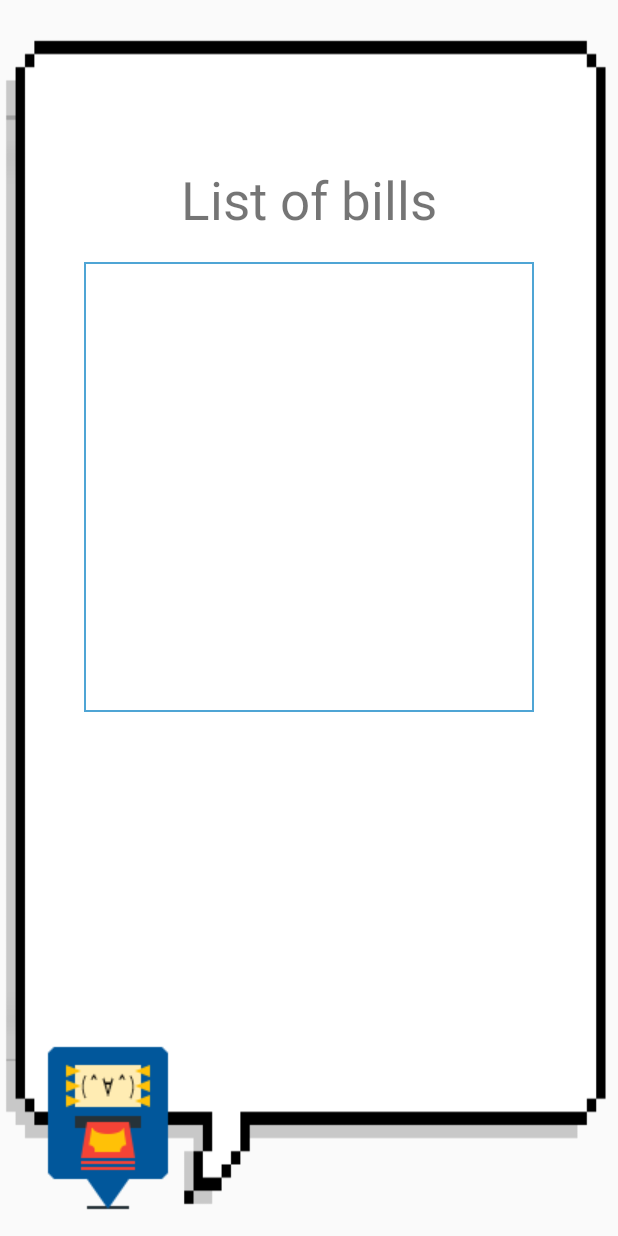
After one commit to rbeat/cashy, an Android app: the ShowBills screen opened directly, with no data from a screen before it, on a phone screen of 412 x 824 dp. The commit adds this screen. Run offline under Robolectric (Android 15) with nearby library versions, the phone set to English and light mode, and no system bars; our stand-ins replace Firebase (no records; nobody signed in at launch, a user with empty details on screens opened directly); 1 statement that could not run was skipped.

Commit message:
Added: Add Bills, Show Bills, BillsAdapter

```diff
--- a/build.gradle
+++ b/build.gradle
@@ -19,6 +19,7 @@ android {
 }
 
 dependencies {
+
     implementation 'com.google.firebase:firebase-database:16.1.0'
     implementation 'com.google.firebase:firebase-auth:16.1.0'
     implementation 'com.google.firebase:firebase-core:16.0.1'
--- a/src/main/AndroidManifest.xml
+++ b/src/main/AndroidManifest.xml
@@ -39,6 +39,7 @@
         <activity
             android:name=".AddBills"
             android:screenOrientation="portrait" />
+        <activity android:name=".ShowBills"></activity>
     </application>
 
 </manifest>
--- a/src/main/java/gq/rbeat/cashy/AddingMoney.java
+++ b/src/main/java/gq/rbeat/cashy/AddingMoney.java
@@ -95,7 +95,9 @@ public class AddingMoney extends AppCompatActivity implements View.OnClickListen
     public void onClick(View v) {
         if (v == add) {
             Double cashToAdd = Double.parseDouble(addSum.getText().toString());
-            Double creditAdd = Double.parseDouble(creditSum.getText().toString());
+            Double creditAdd = current.getCreditBalance();
+            if (creditSum.getText() != null)
+                creditAdd = Double.parseDouble(creditSum.getText().toString());
             addCash(cashToAdd, creditAdd);
         }
     }
--- /dev/null
+++ b/src/main/java/gq/rbeat/cashy/ShowBills.java
@@ -0,0 +1,66 @@
+package gq.rbeat.cashy;
+
+import android.content.Intent;
+import android.speech.tts.TextToSpeech;
+import android.support.annotation.NonNull;
+import android.support.v7.app.AppCompatActivity;
+import android.os.Bundle;
+import android.support.v7.widget.LinearLayoutManager;
+import android.support.v7.widget.RecyclerView;
+import android.view.ViewGroup;
+import android.widget.ImageView;
+import android.widget.ListView;
+import android.widget.TextView;
+import android.widget.Toast;
+
+import com.google.firebase.database.DataSnapshot;
+import com.google.firebase.database.DatabaseError;
+import com.google.firebase.database.DatabaseReference;
+import com.google.firebase.database.FirebaseDatabase;
+import com.google.firebase.database.ValueEventListener;
+
+public class ShowBills extends AppCompatActivity {
+
+    TextView tv;
+    String email;
+    User current;
+    TextToSpeech tts;
+    ImageView imgView;
+    private ListView listView;
+    private BillsAdapter adapter;
+
+    private DatabaseReference mDatabase;
+
+
+    @Override
+    protected void onCreate(Bundle savedInstanceState) {
+        super.onCreate(savedInstanceState);
+        setContentView(R.layout.activity_show_bills);
+        Intent intent = getIntent();
+        email = intent.getStringExtra("email");
+        tv = findViewById(R.id.textBalance);
+
+        mDatabase = FirebaseDatabase.getInstance().getReference().child("Users");
+        mDatabase.addListenerForSingleValueEvent(new ValueEventListener() {
+            @Override
+            public void onDataChange(DataSnapshot dataSnapshot) {
+                current = dataSnapshot.child(email).getValue(User.class);
+                getBills();
+
+            }
+
+            @Override
+            public void onCancelled(DatabaseError databaseError) {
+                Toast.makeText(ShowBills.this, "Error while fetching data", Toast.LENGTH_SHORT).show();
+            }
+        });
+
+    }
+
+    public void getBills() {
+        listView = findViewById(R.id.listBills);
+        adapter = new BillsAdapter(this, current.getToPay());
+        listView.setAdapter(adapter);
+
+    }
+}
--- /dev/null
+++ b/src/main/res/drawable/back.xml
@@ -0,0 +1,5 @@
+<?xml version="1.0" encoding="utf-8"?>
+<shape xmlns:android="http://schemas.android.com/apk/res/android" android:shape="rectangle" >
+    <solid android:color="@android:color/white" />
+    <stroke android:width="1dip" android:color="#4fa5d5"/>
+</shape>
--- /dev/null
+++ b/src/main/res/drawable/divider.xml
@@ -0,0 +1,5 @@
+<?xml version="1.0" encoding="utf-8"?>
+<shape xmlns:android="http://schemas.android.com/apk/res/android" >
+    <size android:height="1dp"/>
+    <solid android:color="#f6f6f6"/>
+</shape>
--- a/src/main/res/layout/activity_add_bills.xml
+++ b/src/main/res/layout/activity_add_bills.xml
@@ -60,7 +60,8 @@
             android:id="@+id/sumBill"
             android:layout_width="wrap_content"
             android:layout_height="wrap_content"
-            android:hint="Sum to pay. (Example: 75.38)" />
+            android:hint="Sum to pay. (Example: 75.38)"
+            android:inputType="numberDecimal" />
 
 
         <TextView
--- a/src/main/res/layout/activity_adding_money.xml
+++ b/src/main/res/layout/activity_adding_money.xml
@@ -56,6 +56,7 @@
             app:layout_constraintTop_toTopOf="parent" />
 
         <EditText
+            android:inputType="numberDecimal"
             android:visibility="visible"
             android:id="@+id/sumAdd"
             android:layout_width="wrap_content"
@@ -77,6 +78,7 @@
             app:layout_constraintTop_toTopOf="parent" />
 
         <EditText
+            android:inputType="numberDecimal"
             android:visibility="visible"
             android:id="@+id/creditAdd"
             android:layout_width="wrap_content"
--- /dev/null
+++ b/src/main/res/layout/activity_show_bills.xml
@@ -0,0 +1,69 @@
+<?xml version="1.0" encoding="utf-8"?>
+<android.support.constraint.ConstraintLayout xmlns:android="http://schemas.android.com/apk/res/android"
+    xmlns:app="http://schemas.android.com/apk/res-auto"
+    xmlns:tools="http://schemas.android.com/tools"
+    android:layout_width="match_parent"
+    android:layout_height="match_parent"
+    android:layout_gravity="center"
+    android:background="@drawable/dialog_box"
+    android:gravity="center"
+    android:orientation="vertical"
+    tools:context=".Assistant">
+
+    <ImageView
+
+        android:id="@+id/imgView"
+        android:layout_width="128dp"
+        android:layout_height="128dp"
+        android:layout_marginBottom="8dp"
+        android:layout_marginLeft="8dp"
+        android:layout_marginStart="8dp"
+        android:src="@drawable/smile"
+        app:layout_constraintBottom_toBottomOf="parent"
+        app:layout_constraintStart_toStartOf="parent" />
+
+
+    <LinearLayout
+        android:id="@+id/screen"
+        android:layout_width="wrap_content"
+        android:layout_height="wrap_content"
+        android:layout_gravity="center"
+        android:layout_marginBottom="8dp"
+        android:layout_marginEnd="15dp"
+        android:layout_marginLeft="15dp"
+        android:layout_marginRight="15dp"
+        android:layout_marginStart="15dp"
+        android:layout_marginTop="8dp"
+        android:gravity="center"
+        android:orientation="vertical"
+        app:layout_constraintBottom_toBottomOf="parent"
+        app:layout_constraintEnd_toEndOf="parent"
+        app:layout_constraintStart_toStartOf="parent"
+        app:layout_constraintTop_toTopOf="parent"
+        app:layout_constraintVertical_bias="0.229">
+
+        <TextView
+            android:id="@+id/spendText1"
+            android:layout_width="wrap_content"
+            android:layout_height="wrap_content"
+            android:gravity="center"
+            android:text="List of bills"
+            android:textSize="35dp"
+            app:layout_constraintBottom_toBottomOf="parent"
+            app:layout_constraintLeft_toLeftOf="parent"
+            app:layout_constraintRight_toRightOf="parent"
+            app:layout_constraintTop_toTopOf="parent" />
+
+
+        <ListView
+            android:layout_marginTop="18dp"
+            android:background="@drawable/back"
+            android:id="@+id/listBills"
+            android:layout_width="300dp"
+            android:layout_height="300dp" />
+
+
+    </LinearLayout>
+
+
+</android.support.constraint.ConstraintLayout>
--- a/src/main/res/layout/activity_spend.xml
+++ b/src/main/res/layout/activity_spend.xml
@@ -55,6 +55,7 @@
             app:layout_constraintTop_toTopOf="parent" />
 
         <EditText
+            android:inputType="numberDecimal"
             android:visibility="visible"
             android:id="@+id/sumItem"
             android:layout_width="wrap_content"
```
Also changed, not shown: src/main/java/gq/rbeat/cashy/Assistant.java (+11 -2 lines), src/main/java/gq/rbeat/cashy/Balance.java (+9 -6 lines), src/main/java/gq/rbeat/cashy/BillsAdapter.java (added, +40 -0 lines), src/main/java/gq/rbeat/cashy/Payment.java (+26 -6 lines), src/main/java/gq/rbeat/cashy/ToPay.java (+8 -0 lines), src/main/java/gq/rbeat/cashy/User.java (+6 -2 lines), src/main/res/layout/activity_assistant2.xml (+9 -0 lines), src/main/res/layout/row_layout.xml (added, +23 -0 lines), src/main/res/values/styles.xml (+16 -0 lines), 143 other files.
